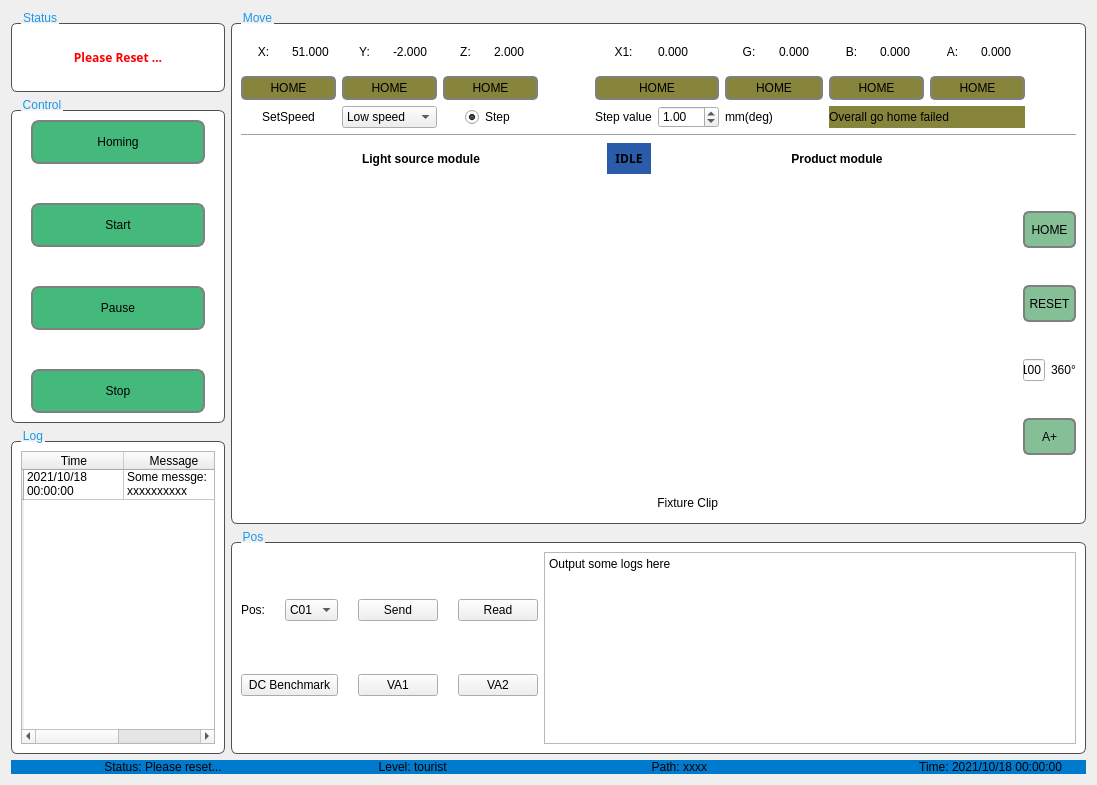
Old version of the form NewProject_C01_C06/UI/MotorDialog.ui in the repository TrellixVulnTeam/AutomatedTesting_AYLN.
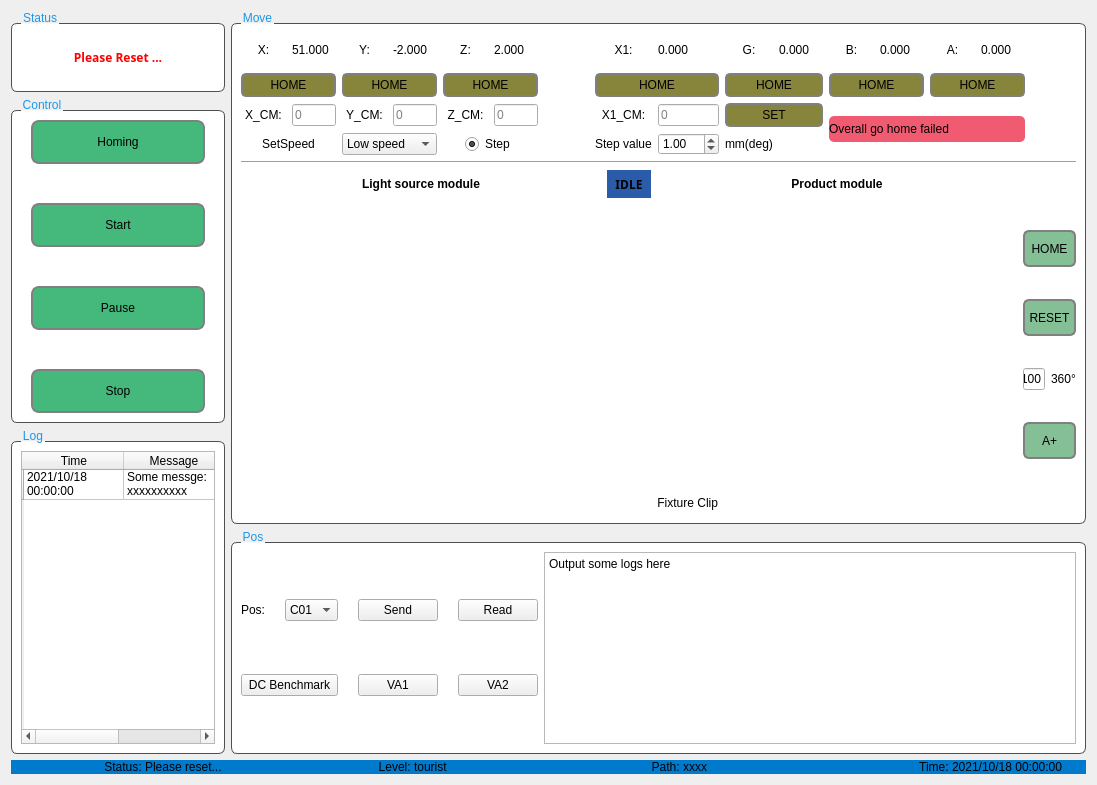
New version of the form. Icons and pictures are not drawn.

Commit message: 添加限位输入

```diff
--- a/NewProject_C01_C06/UI/MotorDialog.ui
+++ b/NewProject_C01_C06/UI/MotorDialog.ui
@@ -401,16 +401,46 @@
            </property>
            <layout class="QGridLayout" name="gridLayout_7">
             <item row="0" column="0">
-             <layout class="QGridLayout" name="gridLayout_6" rowstretch="1,1,1,0,10" columnstretch="1,1,1,1,1,1,1,1,1,1,1,1,1,1,1,1">
-              <item row="0" column="3">
-               <widget class="QLabel" name="label_15">
-                <property name="text">
-                 <string>-2.000</string>
-                </property>
-                <property name="alignment">
-                 <set>Qt::AlignLeading|Qt::AlignLeft|Qt::AlignVCenter</set>
-                </property>
-               </widget>
+             <layout class="QGridLayout" name="gridLayout_6" rowstretch="1,1,1,1,0,10" columnstretch="1,1,1,1,1,1,1,1,1,1,1,1,1,1,1,1">
+              <item row="3" column="4" colspan="2">
+               <layout class="QHBoxLayout" name="horizontalLayout_5">
+                <item>
+                 <spacer name="horizontalSpacer_3">
+                  <property name="orientation">
+                   <enum>Qt::Horizontal</enum>
+                  </property>
+                  <property name="sizeHint" stdset="0">
+                   <size>
+                    <width>40</width>
+                    <height>20</height>
+                   </size>
+                  </property>
+                 </spacer>
+                </item>
+                <item>
+                 <widget class="QRadioButton" name="stepBtn">
+                  <property name="text">
+                   <string>Step</string>
+                  </property>
+                  <property name="checked">
+                   <bool>true</bool>
+                  </property>
+                 </widget>
+                </item>
+                <item>
+                 <spacer name="horizontalSpacer_4">
+                  <property name="orientation">
+                   <enum>Qt::Horizontal</enum>
+                  </property>
+                  <property name="sizeHint" stdset="0">
+                   <size>
+                    <width>40</width>
+                    <height>20</height>
+                   </size>
+                  </property>
+                 </spacer>
+                </item>
+               </layout>
               </item>
               <item row="0" column="4">
                <widget class="QLabel" name="label_14">
@@ -422,6 +452,16 @@
                 </property>
                </widget>
               </item>
+              <item row="0" column="3">
+               <widget class="QLabel" name="label_15">
+                <property name="text">
+                 <string>-2.000</string>
+                </property>
+                <property name="alignment">
+                 <set>Qt::AlignLeading|Qt::AlignLeft|Qt::AlignVCenter</set>
+                </property>
+               </widget>
+              </item>
               <item row="0" column="5">
                <widget class="QLabel" name="label_5">
                 <property name="text">
@@ -432,6 +472,16 @@
                 </property>
                </widget>
               </item>
+              <item row="0" column="9">
+               <widget class="QLabel" name="label_7">
+                <property name="text">
+                 <string>G:</string>
+                </property>
+                <property name="alignment">
+                 <set>Qt::AlignCenter</set>
+                </property>
+               </widget>
+              </item>
               <item row="0" column="7">
                <widget class="QLabel" name="label_13">
                 <property name="text">
@@ -452,10 +502,20 @@
                 </property>
                </widget>
               </item>
-              <item row="0" column="9">
-               <widget class="QLabel" name="label_7">
+              <item row="0" column="12">
+               <widget class="QLabel" name="label_12">
                 <property name="text">
-                 <string>G:</string>
+                 <string>0.000</string>
+                </property>
+                <property name="alignment">
+                 <set>Qt::AlignLeading|Qt::AlignLeft|Qt::AlignVCenter</set>
+                </property>
+               </widget>
+              </item>
+              <item row="0" column="11">
+               <widget class="QLabel" name="label_9">
+                <property name="text">
+                 <string>B:</string>
                 </property>
                 <property name="alignment">
                  <set>Qt::AlignCenter</set>
@@ -485,26 +545,6 @@
                 </property>
                </spacer>
               </item>
-              <item row="0" column="11">
-               <widget class="QLabel" name="label_9">
-                <property name="text">
-                 <string>B:</string>
-                </property>
-                <property name="alignment">
-                 <set>Qt::AlignCenter</set>
-                </property>
-               </widget>
-              </item>
-              <item row="0" column="12">
-               <widget class="QLabel" name="label_12">
-                <property name="text">
-                 <string>0.000</string>
-                </property>
-                <property name="alignment">
-                 <set>Qt::AlignLeading|Qt::AlignLeft|Qt::AlignVCenter</set>
-                </property>
-               </widget>
-              </item>
               <item row="0" column="8">
                <widget class="QLabel" name="label_6">
                 <property name="text">
@@ -545,6 +585,29 @@
                 </property>
                </widget>
               </item>
+              <item row="1" column="4" colspan="2">
+               <widget class="QPushButton" name="zHomeBtn">
+                <property name="styleSheet">
+                 <string notr="true">QPushButton{
+	border:2px solid gray;
+	border-radius:5px;
+	height: 20px;
+	background-color:#87843b;
+}
+
+QPushButton:hover{
+    border: 2px solid black;
+}
+
+QPushButton:pressed{
+    background-color:#585eaa;
+}</string>
+                </property>
+                <property name="text">
+                 <string>HOME</string>
+                </property>
+               </widget>
+              </item>
               <item row="0" column="1">
                <widget class="QLabel" name="label_4">
                 <property name="text">
@@ -578,29 +641,6 @@
                 </property>
                </widget>
               </item>
-              <item row="1" column="4" colspan="2">
-               <widget class="QPushButton" name="zHomeBtn">
-                <property name="styleSheet">
-                 <string notr="true">QPushButton{
-	border:2px solid gray;
-	border-radius:5px;
-	height: 20px;
-	background-color:#87843b;
-}
-
-QPushButton:hover{
-    border: 2px solid black;
-}
-
-QPushButton:pressed{
-    background-color:#585eaa;
-}</string>
-                </property>
-                <property name="text">
-                 <string>HOME</string>
-                </property>
-               </widget>
-              </item>
               <item row="1" column="7" colspan="2">
                <widget class="QPushButton" name="x1HomeBtn">
                 <property name="styleSheet">
@@ -624,30 +664,7 @@
                 </property>
                </widget>
               </item>
-              <item row="1" column="11" colspan="2">
-               <widget class="QPushButton" name="bHomeBtn">
-                <property name="styleSheet">
-                 <string notr="true">QPushButton{
-	border:2px solid gray;
-	border-radius:5px;
-	height: 20px;
-	background-color:#87843b;
-}
-
-QPushButton:hover{
-    border: 2px solid black;
-}
-
-QPushButton:pressed{
-    background-color:#585eaa;
-}</string>
-                </property>
-                <property name="text">
-                 <string>HOME</string>
-                </property>
-               </widget>
-              </item>
-              <item row="2" column="2" colspan="2">
+              <item row="3" column="2" colspan="2">
                <widget class="QComboBox" name="SpeedCombobox">
                 <item>
                  <property name="text">
@@ -661,17 +678,30 @@
                 </item>
                </widget>
               </item>
-              <item row="2" column="7">
-               <widget class="QLabel" name="label_18">
+              <item row="1" column="11" colspan="2">
+               <widget class="QPushButton" name="bHomeBtn">
+                <property name="styleSheet">
+                 <string notr="true">QPushButton{
+	border:2px solid gray;
+	border-radius:5px;
+	height: 20px;
+	background-color:#87843b;
+}
+
+QPushButton:hover{
+    border: 2px solid black;
+}
+
+QPushButton:pressed{
+    background-color:#585eaa;
+}</string>
+                </property>
                 <property name="text">
-                 <string>Step value</string>
-                </property>
-                <property name="alignment">
-                 <set>Qt::AlignCenter</set>
+                 <string>HOME</string>
                 </property>
                </widget>
               </item>
-              <item row="2" column="8">
+              <item row="3" column="8">
                <widget class="QDoubleSpinBox" name="stepValueSpinBox">
                 <property name="minimum">
                  <double>-10.000000000000000</double>
@@ -687,7 +717,24 @@
                 </property>
                </widget>
               </item>
-              <item row="2" column="0" colspan="2">
+              <item row="3" column="7">
+               <widget class="QLabel" name="label_18">
+                <property name="text">
+                 <string>Step value</string>
+                </property>
+                <property name="alignment">
+                 <set>Qt::AlignCenter</set>
+                </property>
+               </widget>
+              </item>
+              <item row="3" column="9">
+               <widget class="QLabel" name="label_19">
+                <property name="text">
+                 <string>mm(deg)</string>
+                </property>
+               </widget>
+              </item>
+              <item row="3" column="0" colspan="2">
                <widget class="QLabel" name="label_17">
                 <property name="text">
                  <string>SetSpeed</string>
@@ -743,13 +790,6 @@
                 </property>
                </widget>
               </item>
-              <item row="2" column="9">
-               <widget class="QLabel" name="label_19">
-                <property name="text">
-                 <string>mm(deg)</string>
-                </property>
-               </widget>
-              </item>
               <item row="1" column="0" colspan="2">
                <widget class="QPushButton" name="xHomeBtn">
                 <property name="styleSheet">
@@ -773,7 +813,7 @@
                 </property>
                </widget>
               </item>
-              <item row="4" column="0" colspan="16">
+              <item row="5" column="0" colspan="16">
                <layout class="QGridLayout" name="gridLayout_9" rowstretch="1" columnstretch="1,0,0,0,0,0,0,0,0,0">
                 <item row="0" column="0" colspan="10">
                  <layout class="QGridLayout" name="gridLayout_10" rowstretch="1,10,0,0,0,0,1" columnstretch="8,1,8,1">
@@ -841,6 +881,9 @@
                       <property name="text">
                        <string>100</string>
                       </property>
+                      <property name="placeholderText">
+                       <string>100</string>
+                      </property>
                      </widget>
                     </item>
                     <item row="2" column="1">
@@ -986,63 +1029,131 @@
                 </item>
                </layout>
               </item>
-              <item row="3" column="0" colspan="16">
+              <item row="4" column="0" colspan="16">
                <widget class="Line" name="line">
                 <property name="orientation">
                  <enum>Qt::Horizontal</enum>
                 </property>
                </widget>
               </item>
-              <item row="2" column="11" colspan="4">
-               <widget class="QLabel" name="msgLab">
+              <item row="2" column="0">
+               <widget class="QLabel" name="label">
+                <property name="text">
+                 <string>X_CM:</string>
+                </property>
+                <property name="alignment">
+                 <set>Qt::AlignCenter</set>
+                </property>
+               </widget>
+              </item>
+              <item row="2" column="2">
+               <widget class="QLabel" name="label_20">
+                <property name="text">
+                 <string>Y_CM:</string>
+                </property>
+                <property name="alignment">
+                 <set>Qt::AlignCenter</set>
+                </property>
+               </widget>
+              </item>
+              <item row="2" column="4">
+               <widget class="QLabel" name="label_22">
+                <property name="text">
+                 <string>Z_CM:</string>
+                </property>
+                <property name="alignment">
+                 <set>Qt::AlignCenter</set>
+                </property>
+               </widget>
+              </item>
+              <item row="2" column="7">
+               <widget class="QLabel" name="label_33">
+                <property name="text">
+                 <string>X1_CM:</string>
+                </property>
+                <property name="alignment">
+                 <set>Qt::AlignCenter</set>
+                </property>
+               </widget>
+              </item>
+              <item row="2" column="1">
+               <widget class="QLineEdit" name="x_CMLineEdit">
+                <property name="placeholderText">
+                 <string>0</string>
+                </property>
+               </widget>
+              </item>
+              <item row="2" column="3">
+               <widget class="QLineEdit" name="y_CMLineEdit">
+                <property name="placeholderText">
+                 <string>0</string>
+                </property>
+               </widget>
+              </item>
+              <item row="2" column="5">
+               <widget class="QLineEdit" name="z_CMLineEdit">
+                <property name="placeholderText">
+                 <string>0</string>
+                </property>
+               </widget>
+              </item>
+              <item row="2" column="8">
+               <widget class="QLineEdit" name="x1_CMLineEdit">
+                <property name="placeholderText">
+                 <string>0</string>
+                </property>
+               </widget>
+              </item>
+              <item row="2" column="9" colspan="2">
+               <widget class="QPushButton" name="setCMBtn">
+                <property name="toolTip">
+                 <string>&lt;html&gt;&lt;head/&gt;&lt;body&gt;&lt;p&gt;&lt;span style=&quot; font-family:'Arial,Microsoft YaHei,微软雅黑,宋体,Malgun Gothic,Meiryo,sans-serif'; color:#000000; background-color:#ffffff;&quot;&gt;You can set the lower limit bits of X, Y, Z, and X1&lt;/span&gt;&lt;/p&gt;&lt;/body&gt;&lt;/html&gt;</string>
+                </property>
                 <property name="styleSheet">
-                 <string notr="true">QLabel{
+                 <string notr="true">QPushButton{
+	border:2px solid gray;
+	border-radius:5px;
+	height: 20px;
 	background-color:#87843b;
+}
+
+QPushButton:hover{
+    border: 2px solid black;
+}
+
+QPushButton:pressed{
+    background-color:#585eaa;
 }</string>
                 </property>
                 <property name="text">
-                 <string>Overall go home failed</string>
+                 <string>SET</string>
+                </property>
+                <property name="shortcut">
+                 <string>Backspace</string>
                 </property>
                </widget>
               </item>
-              <item row="2" column="4" colspan="2">
-               <layout class="QHBoxLayout" name="horizontalLayout_5">
+              <item row="2" column="11" rowspan="2" colspan="4">
+               <layout class="QVBoxLayout" name="verticalLayout_3">
+                <property name="topMargin">
+                 <number>13</number>
+                </property>
+                <property name="bottomMargin">
+                 <number>13</number>
+                </property>
                 <item>
-                 <spacer name="horizontalSpacer_3">
-                  <property name="orientation">
-                   <enum>Qt::Horizontal</enum>
+                 <widget class="QLabel" name="msgLab">
+                  <property name="styleSheet">
+                   <string notr="true">QLabel{
+	border-radius:5px;
+	background-color:#f05b72;
+}</string>
                   </property>
-                  <property name="sizeHint" stdset="0">
-                   <size>
-                    <width>40</width>
-                    <height>20</height>
-                   </size>
-                  </property>
-                 </spacer>
-                </item>
-                <item>
-                 <widget class="QRadioButton" name="stepBtn">
                   <property name="text">
-                   <string>Step</string>
-                  </property>
-                  <property name="checked">
-                   <bool>true</bool>
+                   <string>Overall go home failed</string>
                   </property>
                  </widget>
                 </item>
-                <item>
-                 <spacer name="horizontalSpacer_4">
-                  <property name="orientation">
-                   <enum>Qt::Horizontal</enum>
-                  </property>
-                  <property name="sizeHint" stdset="0">
-                   <size>
-                    <width>40</width>
-                    <height>20</height>
-                   </size>
-                  </property>
-                 </spacer>
-                </item>
                </layout>
               </item>
              </layout>
```
The commit also changes 2 other files.
